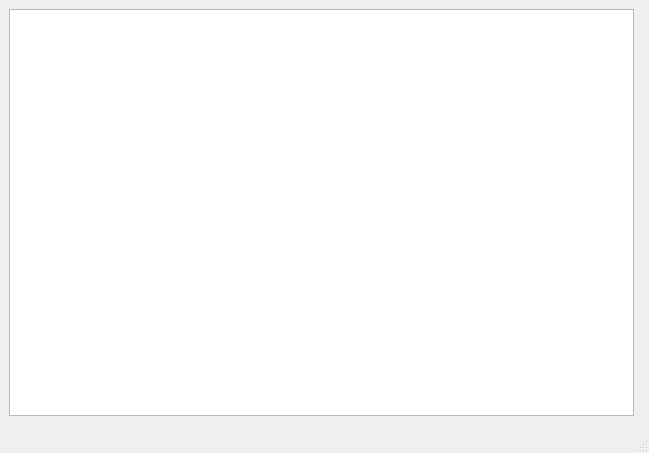
ZeddZull/psa, file dashboardwindow.ui: the form before one commit.
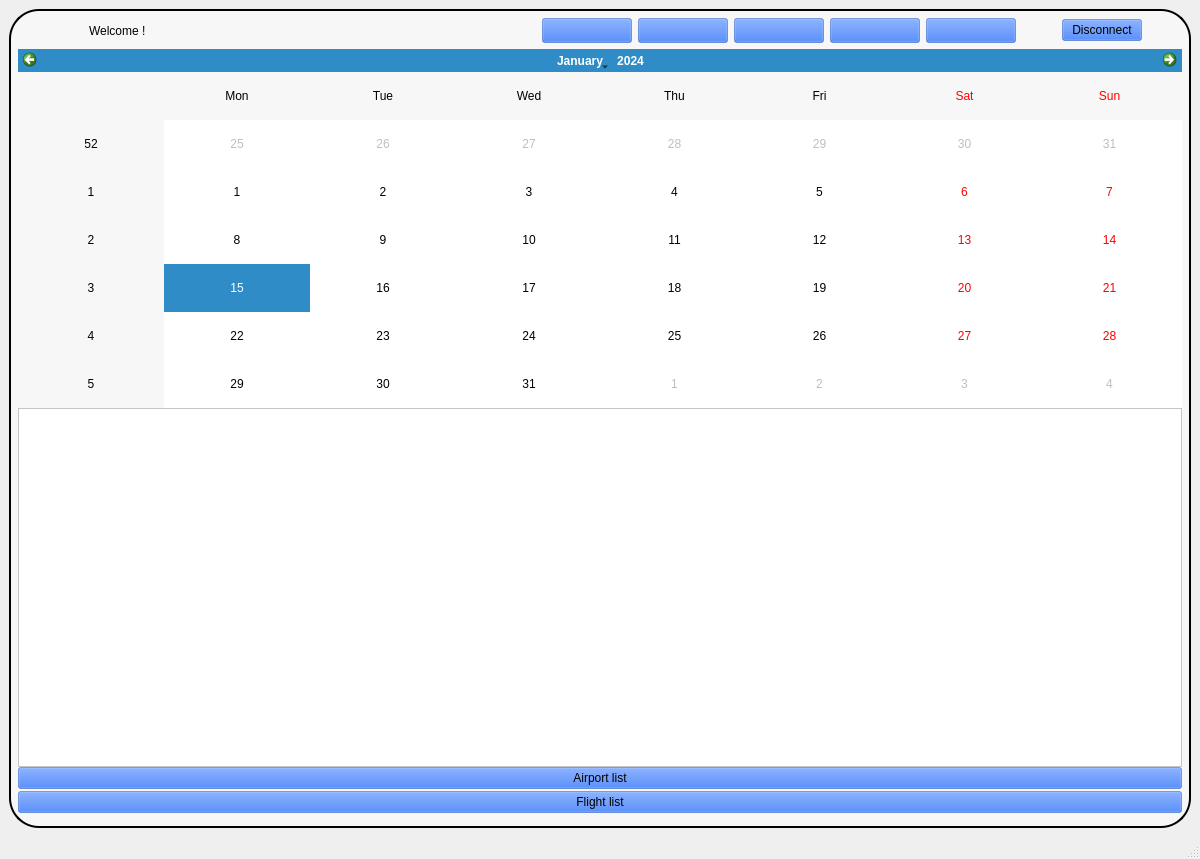
The form after the commit. Icons and pictures are not drawn. Custom widgets are drawn as their Qt base class.

Patch:
```diff
--- a/dashboardwindow.ui
+++ b/dashboardwindow.ui
@@ -6,39 +6,381 @@
    <rect>
     <x>0</x>
     <y>0</y>
-    <width>649</width>
-    <height>453</height>
+    <width>1200</width>
+    <height>859</height>
    </rect>
   </property>
+  <property name="minimumSize">
+   <size>
+    <width>1200</width>
+    <height>770</height>
+   </size>
+  </property>
   <property name="windowTitle">
    <string>MainWindow</string>
   </property>
   <widget class="QWidget" name="centralwidget">
+   <property name="minimumSize">
+    <size>
+     <width>1200</width>
+     <height>770</height>
+    </size>
+   </property>
+   <property name="maximumSize">
+    <size>
+     <width>999999</width>
+     <height>9999999</height>
+    </size>
+   </property>
    <property name="styleSheet">
     <string notr="true">#centralwidget{
 	border-image: url(:/data_images/image/abstract-smooth-dark-blue-with-black-vignette-studio-well-use-as-background-business-report-digital-website-template-backdrop.jpg);
 }</string>
    </property>
-   <layout class="QGridLayout" name="gridLayout">
+   <layout class="QGridLayout" name="gridLayout_2">
     <item row="0" column="0">
-     <layout class="QHBoxLayout" name="horizontalLayout">
-      <item>
-       <widget class="QListWidget" name="listWidget">
-        <property name="styleSheet">
-         <string notr="true"/>
-        </property>
-        <property name="viewMode">
-         <enum>QListView::ListMode</enum>
-        </property>
-       </widget>
-      </item>
-      <item>
-       <widget class="MapWidget" name="widget_2" native="true"/>
-      </item>
-     </layout>
-    </item>
-    <item row="1" column="0">
-     <widget class="LoadChart" name="widget" native="true"/>
+     <widget class="QWidget" name="Pannel" native="true">
+      <property name="styleSheet">
+       <string notr="true">QWidget#Pannel{
+	background-color: rgba(255,255,255,130);
+   border-radius: 30px;
+   font-weight: bolder;
+   border: 2px solid black;
+}
+
+#ButtonForward {
+	background-color: rgba(0, 85, 255,100);
+}
+#ButtonPause {
+	background-color: rgba(0, 85, 255,100);
+}
+#ButtonPlayback {
+	background-color: rgba(0, 85, 255,100);
+}
+#ButtonStep
+ {
+	background-color: rgba(0, 85, 255,100);
+}
+#ButtonPlay {
+	background-color: rgba(0, 85, 255,100);
+}
+#ButtonDisconnect {
+	background-color: rgba(0, 85, 255,100);
+}
+#ButtonAirportListDashboard {
+	background-color: rgba(0, 85, 255,100);
+}
+#ButtonFlightListDashboard {
+	background-color: rgba(0, 85, 255,100);
+}
+</string>
+      </property>
+      <layout class="QGridLayout" name="gridLayout">
+       <item row="0" column="0">
+        <layout class="QHBoxLayout" name="horizontalLayout_5" stretch="0,0,0,1,0,0,0,0,0,0,0,0">
+         <item>
+          <spacer name="horizontalSpacer_4">
+           <property name="orientation">
+            <enum>Qt::Horizontal</enum>
+           </property>
+           <property name="sizeHint" stdset="0">
+            <size>
+             <width>40</width>
+             <height>20</height>
+            </size>
+           </property>
+          </spacer>
+         </item>
+         <item>
+          <widget class="QWidget" name="horizontalWidget" native="true">
+           <property name="minimumSize">
+            <size>
+             <width>25</width>
+             <height>25</height>
+            </size>
+           </property>
+           <property name="maximumSize">
+            <size>
+             <width>25</width>
+             <height>25</height>
+            </size>
+           </property>
+           <property name="styleSheet">
+            <string notr="true">border-image: url(:/data_images/image/user.png);</string>
+           </property>
+           <layout class="QHBoxLayout" name="horizontalLayout_3"/>
+          </widget>
+         </item>
+         <item>
+          <widget class="QLabel" name="label">
+           <property name="text">
+            <string>Welcome !</string>
+           </property>
+          </widget>
+         </item>
+         <item>
+          <spacer name="horizontalSpacer">
+           <property name="orientation">
+            <enum>Qt::Horizontal</enum>
+           </property>
+           <property name="sizeHint" stdset="0">
+            <size>
+             <width>40</width>
+             <height>20</height>
+            </size>
+           </property>
+          </spacer>
+         </item>
+         <item>
+          <widget class="QPushButton" name="ButtonPlayback">
+           <property name="minimumSize">
+            <size>
+             <width>90</width>
+             <height>25</height>
+            </size>
+           </property>
+           <property name="maximumSize">
+            <size>
+             <width>90</width>
+             <height>25</height>
+            </size>
+           </property>
+           <property name="text">
+            <string/>
+           </property>
+          </widget>
+         </item>
+         <item>
+          <widget class="QPushButton" name="ButtonPause">
+           <property name="minimumSize">
+            <size>
+             <width>90</width>
+             <height>25</height>
+            </size>
+           </property>
+           <property name="maximumSize">
+            <size>
+             <width>90</width>
+             <height>25</height>
+            </size>
+           </property>
+           <property name="text">
+            <string/>
+           </property>
+          </widget>
+         </item>
+         <item>
+          <widget class="QPushButton" name="ButtonStep">
+           <property name="minimumSize">
+            <size>
+             <width>90</width>
+             <height>25</height>
+            </size>
+           </property>
+           <property name="maximumSize">
+            <size>
+             <width>90</width>
+             <height>25</height>
+            </size>
+           </property>
+           <property name="text">
+            <string/>
+           </property>
+          </widget>
+         </item>
+         <item>
+          <widget class="QPushButton" name="ButtonPlay">
+           <property name="sizePolicy">
+            <sizepolicy hsizetype="Minimum" vsizetype="Fixed">
+             <horstretch>0</horstretch>
+             <verstretch>0</verstretch>
+            </sizepolicy>
+           </property>
+           <property name="minimumSize">
+            <size>
+             <width>90</width>
+             <height>25</height>
+            </size>
+           </property>
+           <property name="maximumSize">
+            <size>
+             <width>90</width>
+             <height>25</height>
+            </size>
+           </property>
+           <property name="text">
+            <string/>
+           </property>
+          </widget>
+         </item>
+         <item>
+          <widget class="QPushButton" name="ButtonForward">
+           <property name="minimumSize">
+            <size>
+             <width>90</width>
+             <height>25</height>
+            </size>
+           </property>
+           <property name="maximumSize">
+            <size>
+             <width>90</width>
+             <height>25</height>
+            </size>
+           </property>
+           <property name="text">
+            <string/>
+           </property>
+          </widget>
+         </item>
+         <item>
+          <spacer name="horizontalSpacer_2">
+           <property name="orientation">
+            <enum>Qt::Horizontal</enum>
+           </property>
+           <property name="sizeHint" stdset="0">
+            <size>
+             <width>40</width>
+             <height>20</height>
+            </size>
+           </property>
+          </spacer>
+         </item>
+         <item>
+          <widget class="QPushButton" name="ButtonDisconnect">
+           <property name="text">
+            <string>Disconnect</string>
+           </property>
+          </widget>
+         </item>
+         <item>
+          <spacer name="horizontalSpacer_3">
+           <property name="orientation">
+            <enum>Qt::Horizontal</enum>
+           </property>
+           <property name="sizeHint" stdset="0">
+            <size>
+             <width>40</width>
+             <height>20</height>
+            </size>
+           </property>
+          </spacer>
+         </item>
+        </layout>
+       </item>
+       <item row="1" column="0">
+        <layout class="QVBoxLayout" name="verticalLayout_4">
+         <property name="spacing">
+          <number>0</number>
+         </property>
+         <item>
+          <layout class="QHBoxLayout" name="horizontalLayout_2">
+           <property name="spacing">
+            <number>0</number>
+           </property>
+           <item>
+            <layout class="QVBoxLayout" name="Menu">
+             <item>
+              <layout class="QHBoxLayout" name="horizontalLayout_12">
+               <item>
+                <layout class="QVBoxLayout" name="InfoUtilisateur">
+                 <property name="spacing">
+                  <number>2</number>
+                 </property>
+                 <item>
+                  <layout class="QHBoxLayout" name="LogoUser"/>
+                 </item>
+                 <item>
+                  <layout class="QHBoxLayout" name="InfoUser"/>
+                 </item>
+                 <item>
+                  <layout class="QHBoxLayout" name="Calendrier">
+                   <property name="spacing">
+                    <number>0</number>
+                   </property>
+                   <item>
+                    <widget class="QCalendarWidget" name="calendarWidget"/>
+                   </item>
+                  </layout>
+                 </item>
+                </layout>
+               </item>
+              </layout>
+             </item>
+             <item>
+              <layout class="QHBoxLayout" name="horizontalLayout_7">
+               <property name="spacing">
+                <number>2</number>
+               </property>
+               <item>
+                <layout class="QVBoxLayout" name="ListConteneur">
+                 <item>
+                  <widget class="QListWidget" name="listWidget">
+                   <property name="styleSheet">
+                    <string notr="true">QListWidget#listWidget{
+                                  background-color : white;
+                                  alternate-background-color: rgba(0, 85, 255,100);
+                                  selection-background-color : blue;
+                                  }</string>
+                   </property>
+                   <property name="viewMode">
+                    <enum>QListView::ListMode</enum>
+                   </property>
+                  </widget>
+                 </item>
+                </layout>
+               </item>
+              </layout>
+             </item>
+             <item>
+              <layout class="QHBoxLayout" name="horizontalLayout_9">
+               <property name="spacing">
+                <number>2</number>
+               </property>
+               <item>
+                <layout class="QVBoxLayout" name="verticalLayout_7">
+                 <property name="spacing">
+                  <number>2</number>
+                 </property>
+                 <item>
+                  <widget class="QPushButton" name="ButtonAirportListDashboard">
+                   <property name="text">
+                    <string>Airport list</string>
+                   </property>
+                  </widget>
+                 </item>
+                 <item>
+                  <widget class="QPushButton" name="ButtonFlightListDashboard">
+                   <property name="text">
+                    <string>Flight list</string>
+                   </property>
+                  </widget>
+                 </item>
+                </layout>
+               </item>
+              </layout>
+             </item>
+            </layout>
+           </item>
+           <item>
+            <layout class="QHBoxLayout" name="horizontalLayout">
+             <item>
+              <widget class="MapWidget" name="widget_2" native="true"/>
+             </item>
+            </layout>
+           </item>
+          </layout>
+         </item>
+        </layout>
+       </item>
+       <item row="2" column="0">
+        <layout class="QHBoxLayout" name="horizontalLayout_17">
+         <item>
+          <widget class="LoadChart" name="widget" native="true"/>
+         </item>
+        </layout>
+       </item>
+      </layout>
+     </widget>
     </item>
    </layout>
   </widget>
```
Left out of the diff: 4 changed lines with no effect on the pictures.
